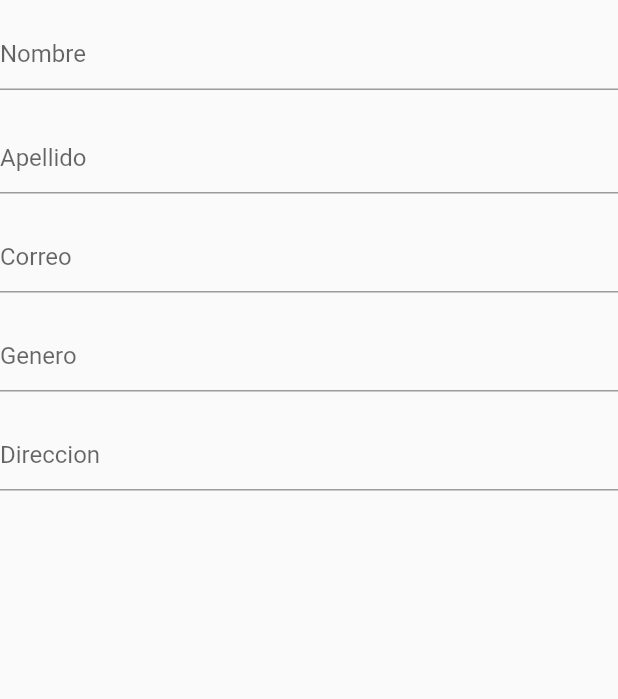
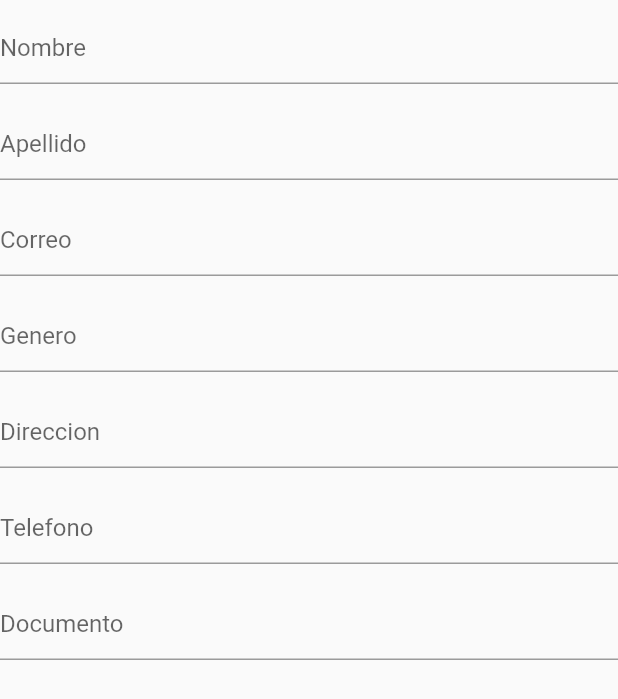
Before and after one commit to Darynat23/Natkandlo, a Flutter app: the FormularioConfig widget shown alone on an empty page, opened directly, on a phone screen of 412 x 824 dp. Shown: the top 699 px of the screen. Run offline on Flutter 3.47's test engine with Material 2 defaults, Android fonts, the phone set to English and light mode, and no system bars; network calls fail; Roboto replaces fonts that are missing (Georgia).

Commit message:
Pantalla dos, cambios

```diff
--- a/app/flutter/design_digital/design_digital/lib/main.dart
+++ b/app/flutter/design_digital/design_digital/lib/main.dart
@@ -166,14 +166,16 @@ void main() {
                       ),
                     ),
                     Padding(
-                      padding: const EdgeInsets.only(bottom: 8.0),
-                      child: Column(
-                        children: [
-                          CircleAvatar(backgroundImage: AssetImage('image.png')
-                            ,)
-                        ],
-                      )
-                    ),
+                        padding: const EdgeInsets.only(bottom: 8.0),
+                        child: Column(
+                          children: [
+                            CircleAvatar(
+                              child: Image.network(
+                                  'https://image.freepik.com/fotos-gratis/jovem-mulher-com-um-grande-sorriso_1098-1592.jpg'),
+                              radius: 35,
+                            )
+                          ],
+                        )),
                   ],
                 ),
               ),
@@ -205,7 +207,7 @@ class _MyStatefulWidgetStateConfig extends State<FormularioConfig> {
         crossAxisAlignment: CrossAxisAlignment.start,
         children: <Widget>[
           Padding(
-            padding: const EdgeInsets.symmetric(vertical: 12.0),
+            padding: const EdgeInsets.symmetric(vertical: 8.0),
             child: TextFormField(
               decoration: const InputDecoration(
                 hintText: 'Nombre',
@@ -219,7 +221,7 @@ class _MyStatefulWidgetStateConfig extends State<FormularioConfig> {
             ),
           ),
           Padding(
-            padding: const EdgeInsets.symmetric(vertical: 9.0),
+            padding: const EdgeInsets.symmetric(vertical: 8.0),
             child: TextFormField(
               decoration: const InputDecoration(
                 hintText: 'Apellido',
@@ -233,7 +235,7 @@ class _MyStatefulWidgetStateConfig extends State<FormularioConfig> {
             ),
           ),
           Padding(
-            padding: const EdgeInsets.symmetric(vertical: 9.0),
+            padding: const EdgeInsets.symmetric(vertical: 8.0),
             child: TextFormField(
               decoration: const InputDecoration(
                 hintText: 'Correo',
@@ -247,7 +249,7 @@ class _MyStatefulWidgetStateConfig extends State<FormularioConfig> {
             ),
           ),
           Padding(
-            padding: const EdgeInsets.symmetric(vertical: 9.0),
+            padding: const EdgeInsets.symmetric(vertical: 8.0),
             child: TextFormField(
               decoration: const InputDecoration(
                 hintText: 'Genero',
@@ -261,7 +263,7 @@ class _MyStatefulWidgetStateConfig extends State<FormularioConfig> {
             ),
           ),
           Padding(
-            padding: const EdgeInsets.symmetric(vertical: 9.0),
+            padding: const EdgeInsets.symmetric(vertical: 8.0),
             child: TextFormField(
               decoration: const InputDecoration(
                 hintText: 'Direccion',
@@ -274,8 +276,59 @@ class _MyStatefulWidgetStateConfig extends State<FormularioConfig> {
               },
             ),
           ),
+          Padding(
+            padding: const EdgeInsets.symmetric(vertical: 8.0),
+            child: TextFormField(
+              decoration: const InputDecoration(
+                hintText: 'Telefono',
+              ),
+              validator: (value) {
+                if (value.isEmpty) {
+                  return 'Complete su telefono';
+                }
+                return null;
+              },
+            ),
+          ),
+          Padding(
+            padding: const EdgeInsets.symmetric(vertical: 8.0),
+            child: TextFormField(
+              decoration: const InputDecoration(
+                hintText: 'Documento',
+              ),
+              validator: (value) {
+                if (value.isEmpty) {
+                  return 'Complete su documento';
+                }
+                return null;
+              },
+            ),
+          ),
         ],
       ),
     );
   }
 }
+final _formKey = GlobalKey<FormState>();
+
+Widget build(BuildContext context) {
+  return Form(
+      key: _formKey,
+      child:
+      Row(crossAxisAlignment: CrossAxisAlignment.start, children: <Widget>[
+        Padding(
+          padding: const EdgeInsets.symmetric(vertical: 12.0),
+          child: TextFormField(
+            decoration: const InputDecoration(
+              hintText: 'Nombre',
+            ),
+            validator: (value) {
+              if (value.isEmpty) {
+                return 'Complete su nombre';
+              }
+              return null;
+            },
+          ),
+        )
+      ]));
+}
```
Also changed, not shown: 1 other file.
